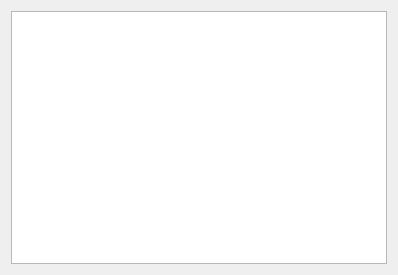
Old version of the form template/uic/task.ui in the repository panzergame/dxfplotter.
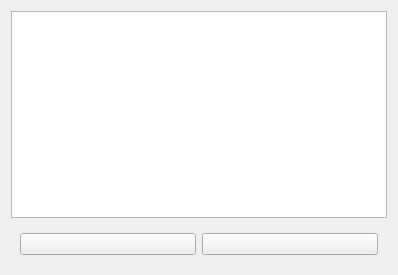
New version of the form. Icons and pictures are not drawn.

Commit message:
Add action to move up or down current selected path in task
Path can be moved to be ordered and the order is preserved while exporting
to gcode.

Diff of the .ui file:
```diff
--- a/template/uic/task.ui
+++ b/template/uic/task.ui
@@ -25,7 +25,7 @@
   <property name="windowTitle">
    <string>Form</string>
   </property>
-  <layout class="QHBoxLayout" name="horizontalLayout">
+  <layout class="QVBoxLayout" name="verticalLayout">
    <item>
     <widget class="QTreeView" name="treeView">
      <property name="selectionMode">
@@ -36,6 +36,32 @@
      </property>
     </widget>
    </item>
+   <item>
+    <widget class="QWidget" name="widget" native="true">
+     <layout class="QHBoxLayout" name="horizontalLayout">
+      <item>
+       <widget class="QPushButton" name="moveUp">
+        <property name="text">
+         <string/>
+        </property>
+        <property name="icon">
+         <iconset theme="go-up"/>
+        </property>
+       </widget>
+      </item>
+      <item>
+       <widget class="QPushButton" name="moveDown">
+        <property name="text">
+         <string/>
+        </property>
+        <property name="icon">
+         <iconset theme="go-down"/>
+        </property>
+       </widget>
+      </item>
+     </layout>
+    </widget>
+   </item>
   </layout>
  </widget>
  <resources/>
```
The commit also changes 7 other files.
